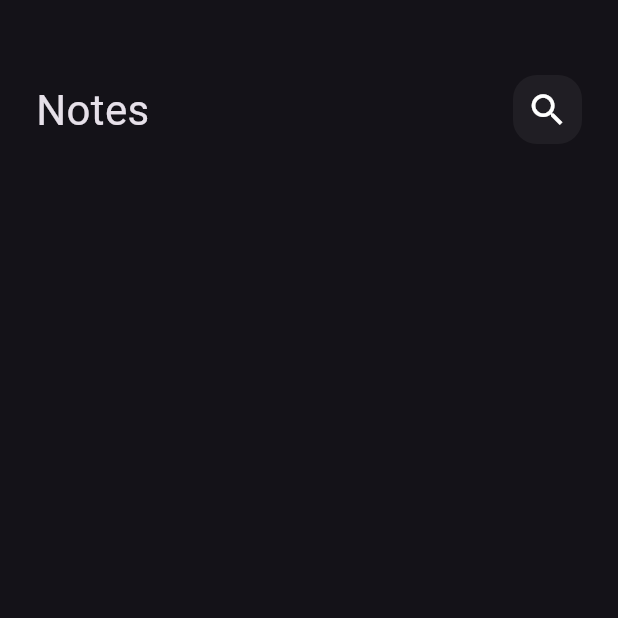
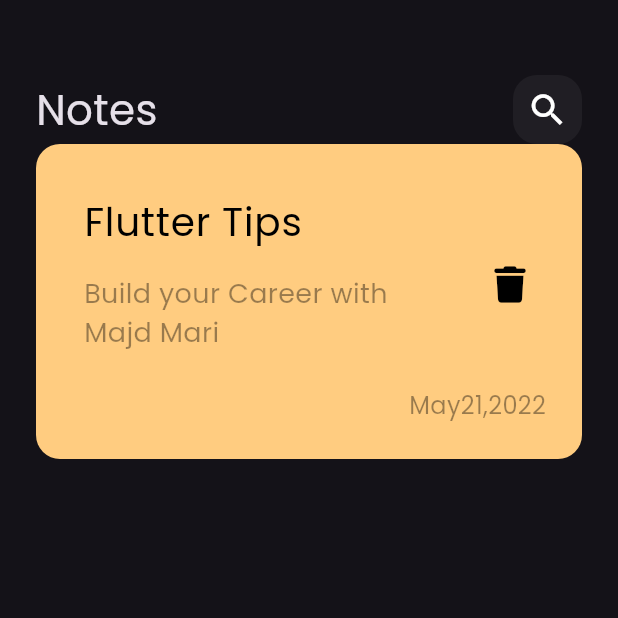
Before and after one commit to majdmari/notes_app, a Flutter app: the screen it shows after launch, on a phone screen of 412 x 824 dp, the top half of it. Run offline on Flutter 3.47's test engine with Material 3 defaults, Android fonts, the phone set to English and light mode, and no system bars; our stand-ins replace font_awesome_flutter.

Commit message:
create custom note item

```diff
--- a/lib/main.dart
+++ b/lib/main.dart
@@ -12,7 +12,7 @@ class NotesApp extends StatelessWidget {
   Widget build(BuildContext context) {
     return MaterialApp(
       debugShowCheckedModeBanner: false,
-      theme: ThemeData(brightness: Brightness.dark),
+      theme: ThemeData(brightness: Brightness.dark, fontFamily: 'Poppins'),
       home: const NotesView(),
     );
   }
--- /dev/null
+++ b/lib/views/widgets/custom_note_item.dart
@@ -0,0 +1,54 @@
+import 'package:flutter/material.dart';
+import 'package:font_awesome_flutter/font_awesome_flutter.dart';
+
+class NoteItem extends StatelessWidget {
+  const NoteItem({super.key});
+
+  @override
+  Widget build(BuildContext context) {
+    return Container(
+      padding: const EdgeInsets.only(top: 24, bottom: 24, left: 16),
+      decoration: BoxDecoration(
+        color: const Color(0xffFFcc80),
+        borderRadius: BorderRadius.circular(16),
+      ),
+      child: Column(
+        crossAxisAlignment: CrossAxisAlignment.end,
+        children: [
+          ListTile(
+            title: const Text(
+              'Flutter Tips',
+              style: TextStyle(color: Colors.black, fontSize: 26),
+            ),
+            subtitle: Padding(
+              padding: const EdgeInsets.only(top: 16, bottom: 16),
+              child: Text(
+                "Build your Career with Majd Mari",
+                style: TextStyle(
+                    color: Colors.black.withOpacity(.4), fontSize: 18),
+              ),
+            ),
+            trailing: IconButton(
+              onPressed: () {},
+              icon: const Icon(
+                FontAwesomeIcons.trash,
+                color: Colors.black,
+                size: 24,
+              ),
+            ),
+          ),
+          Padding(
+            padding: const EdgeInsets.only(right: 24),
+            child: Text(
+              "May21,2022",
+              style: TextStyle(
+                color: Colors.black.withOpacity(.4),
+                fontSize: 16,
+              ),
+            ),
+          )
+        ],
+      ),
+    );
+  }
+}
--- a/lib/views/widgets/notes_view_body.dart
+++ b/lib/views/widgets/notes_view_body.dart
@@ -1,5 +1,6 @@
 import 'package:flutter/material.dart';
 import 'package:note_app/views/widgets/custom_app_bar.dart';
+import 'package:note_app/views/widgets/custom_note_item.dart';
 
 class NotesViewBody extends StatelessWidget {
   const NotesViewBody({super.key});
@@ -14,6 +15,7 @@ class NotesViewBody extends StatelessWidget {
             height: 50,
           ),
           CustomAppBar(),
+          NoteItem()
         ],
       ),
     );
```
Also changed, not shown: pubspec.yaml (+7 -11 lines), assets/fonts/Poppins-Regular.ttf (added), pubspec.lock.
